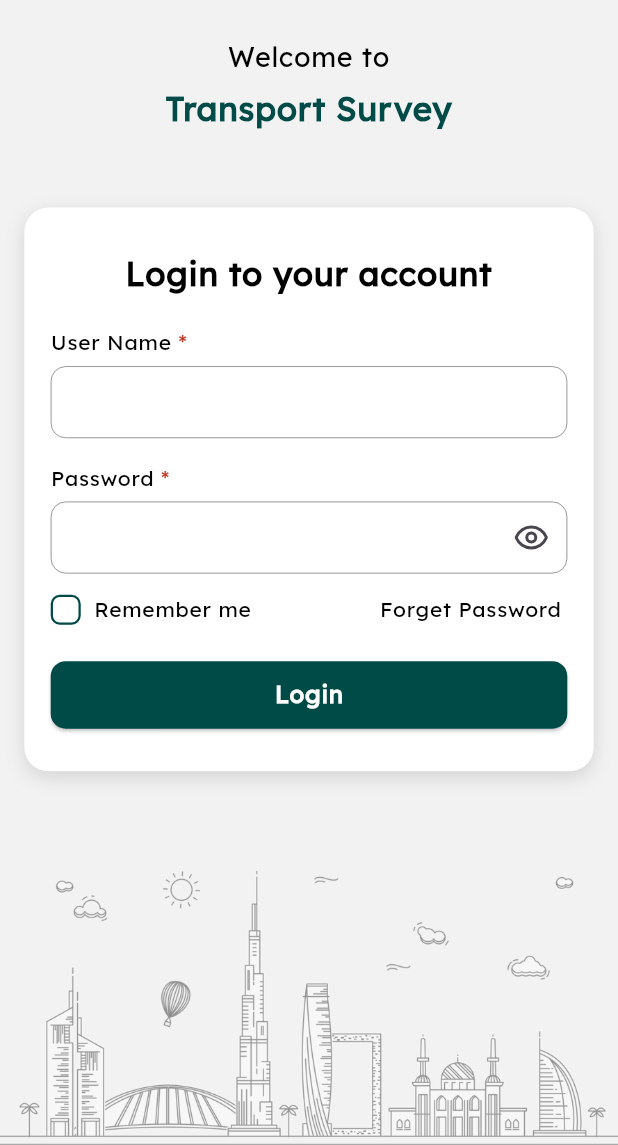
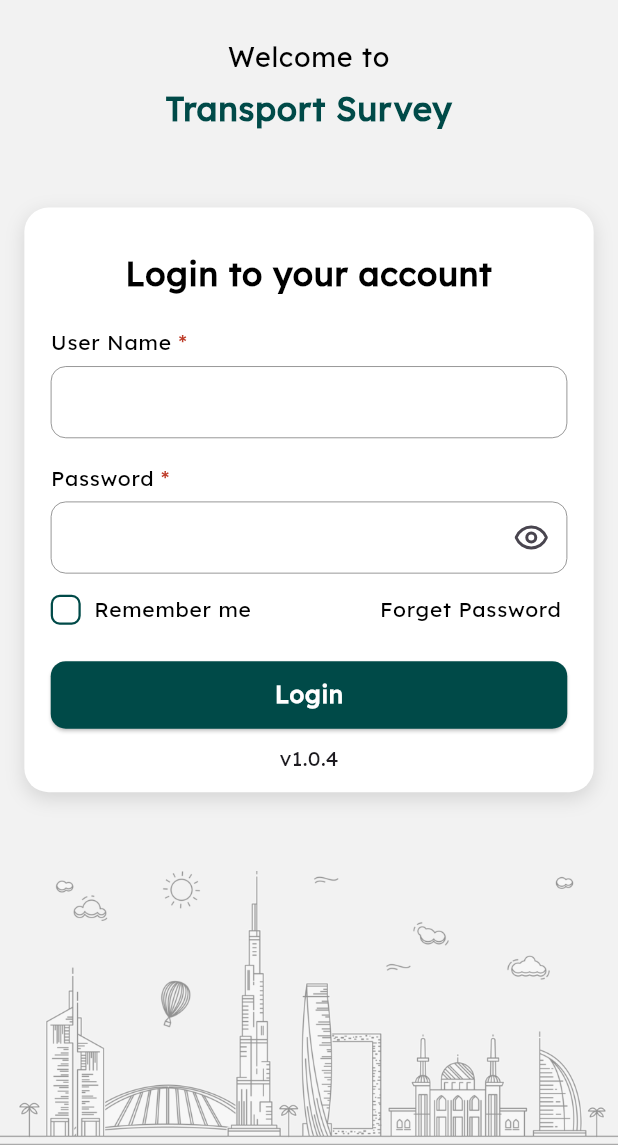
Before and after one commit to abdul-rahman-tektron/survey_cappi, a Flutter app: the screen it shows after launch, on a phone screen of 412 x 824 dp, the part 91-1236 px from its top. Run offline on Flutter 3.47's test engine with Material 3 defaults, Android fonts, the phone set to English and light mode, and no system bars; drawn by our look-alikes of toastification; our stand-ins replace dio, dropdown_search, firebase_core, firebase_crashlytics, flutter_screenutil, flutter_secure_storage and 12 more; accounts and stored records are empty.

Commit message:
application version in login screen and drawer

```diff
--- a/lib/screens/auth/login/login_notifier.dart
+++ b/lib/screens/auth/login/login_notifier.dart
@@ -9,6 +9,7 @@ import 'package:srpf/core/model/common/login/login_response.dart';
 import 'package:srpf/core/model/common/login/remember_me_model.dart';
 import 'package:srpf/core/remote/services/common_repository.dart';
 import 'package:srpf/res/strings.dart';
+import 'package:srpf/utils/helpers/app_info_helper.dart';
 import 'package:srpf/utils/helpers/toast_helper.dart';
 import 'package:srpf/utils/router/routes.dart';
 import 'package:srpf/utils/storage/hive_storage.dart';
@@ -22,7 +23,10 @@ class LoginNotifier extends BaseChangeNotifier {
   final formKey = GlobalKey<FormState>();
   bool isChecked = false;
 
+  String? _version;
+
   LoginNotifier() {
+    initData();
     rememberMeData();
   }
 
@@ -31,6 +35,10 @@ class LoginNotifier extends BaseChangeNotifier {
     userNameController.dispose();
     passwordController.dispose();
     super.dispose();
+  }
+
+  void initData() async {
+    version = await AppInfoHelper.versionLabel();
   }
 
   Future<void> performLogin(BuildContext context) async {
@@ -155,4 +163,13 @@ class LoginNotifier extends BaseChangeNotifier {
     isLoading = v;
     notifyListeners();
   }
+
+  String? get version => _version;
+
+  set version(String? value) {
+    if (_version != value) {
+      _version = value;
+      notifyListeners();
+    }
+  }
 }
--- a/lib/screens/auth/login/login_screen.dart
+++ b/lib/screens/auth/login/login_screen.dart
@@ -143,7 +143,7 @@ class _LoginCard extends StatelessWidget {
   @override
   Widget build(BuildContext context) {
     return Container(
-      padding: EdgeInsets.symmetric(horizontal: 16.w, vertical: 28.h),
+      padding: EdgeInsets.only(left: 16.w, right: 16.w, top: 28.h, bottom: 12.h),
       decoration: BoxDecoration(
         color: AppColors.white,
         borderRadius: BorderRadius.circular(16),
@@ -183,6 +183,10 @@ class _LoginCard extends StatelessWidget {
               isLoading: loginNotifier.isLoading,
               onPressed: () => loginNotifier.performLogin(context),
             ),
+            10.verticalSpace,
+            Align(
+                alignment: Alignment.center,
+                child: Text(loginNotifier.version ?? "")),
           ],
         ),
       ),
--- /dev/null
+++ b/lib/utils/helpers/app_info_helper.dart
@@ -0,0 +1,8 @@
+import 'package:package_info_plus/package_info_plus.dart';
+
+class AppInfoHelper {
+  static Future<String> versionLabel() async {
+    final info = await PackageInfo.fromPlatform();
+    return 'v${info.version}';
+  }
+}
--- a/pubspec.yaml
+++ b/pubspec.yaml
@@ -16,7 +16,7 @@ publish_to: 'none' # Remove this line if you wish to publish to pub.dev
 # https://developer.apple.com/library/archive/documentation/General/Reference/InfoPlistKeyReference/Articles/CoreFoundationKeys.html
 # In Windows, build-name is used as the major, minor, and patch parts
 # of the product and file versions while build-number is used as the build suffix.
-version: 1.0.0+1
+version: 1.0.4
 
 environment:
   sdk: ^3.8.1
```
Also changed, not shown: lib/utils/widgets/custom_drawer.dart (+17 -0 lines).
